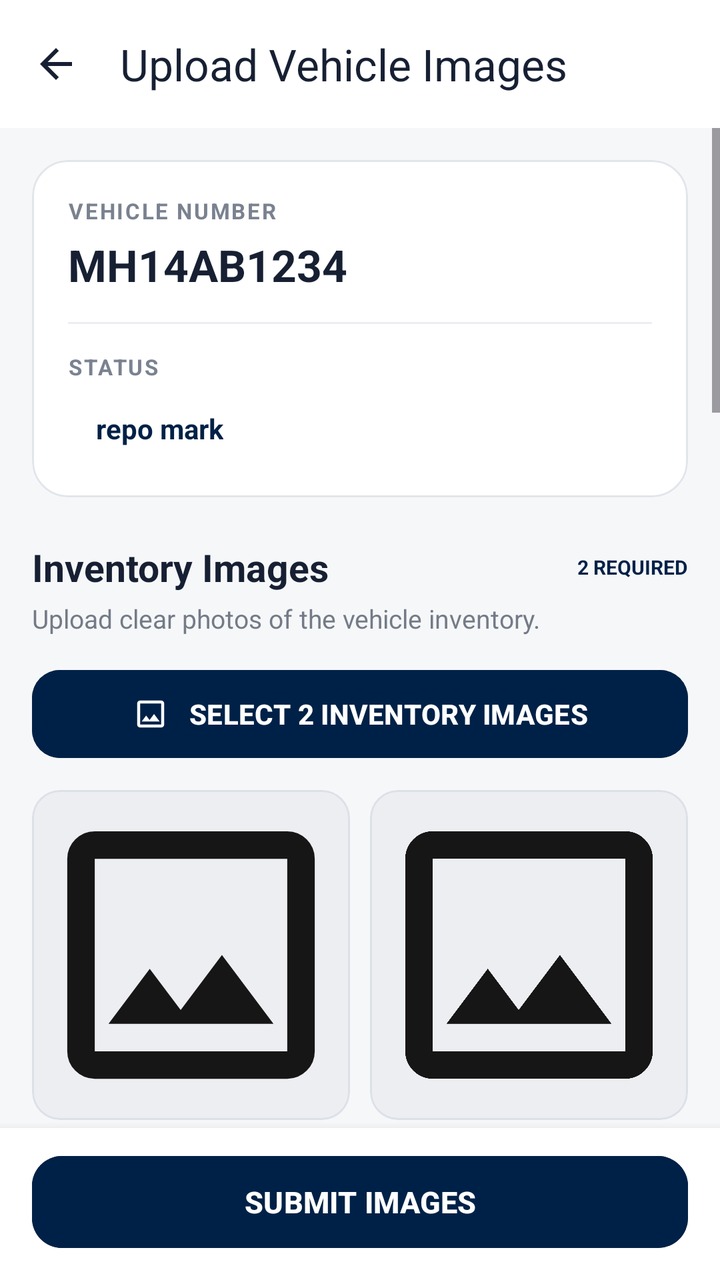
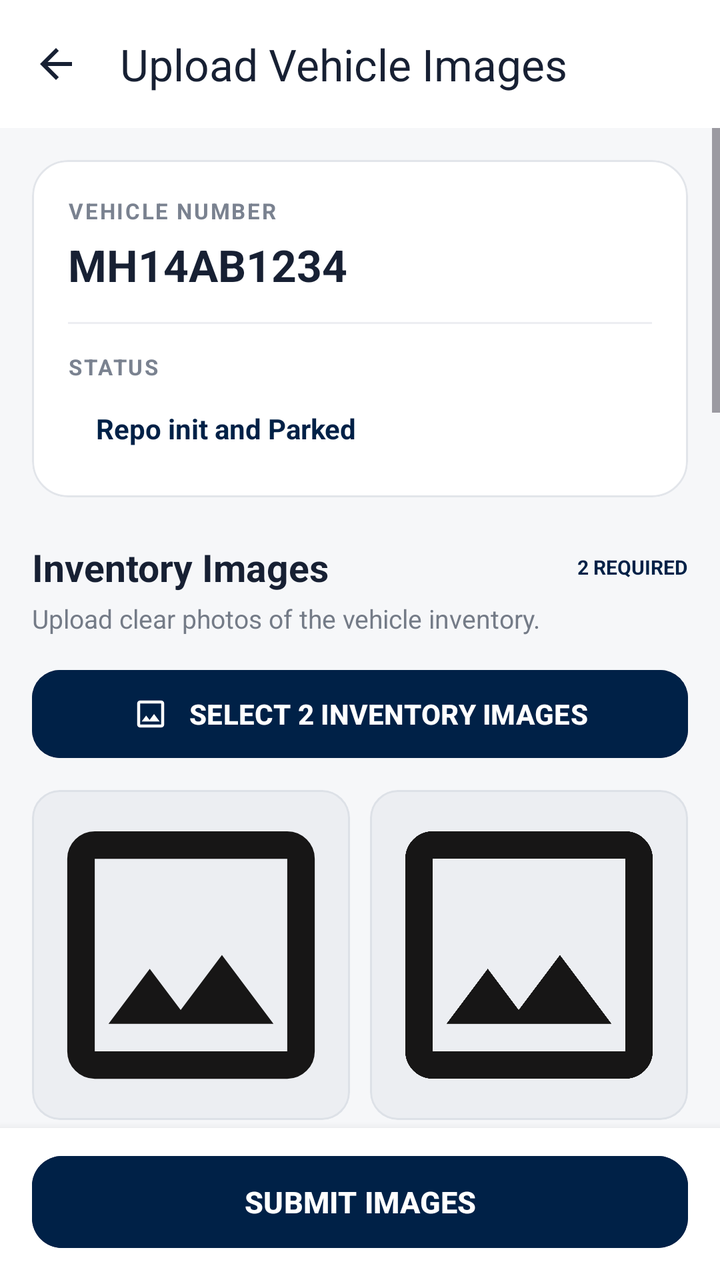

Screens rendered from an Android XML layout before and after an edit, with the pre-edit source and the edit as a unified diff.
<!-- AndroidManifest.xml: application theme Theme.RepoMaster -->
<!-- res/layout/activity_repo_image_upload.xml -->
<?xml version="1.0" encoding="utf-8"?>
<LinearLayout
    xmlns:android="http://schemas.android.com/apk/res/android"
    xmlns:app="http://schemas.android.com/apk/res-auto"

    android:layout_width="match_parent"
    android:layout_height="match_parent"
    android:orientation="vertical"
    android:background="#F6F7F9">


    
    
    

    <com.google.android.material.appbar.MaterialToolbar
        android:id="@+id/toolbar"
        android:layout_width="match_parent"
        android:layout_height="?attr/actionBarSize"

        android:background="@android:color/white"

        app:title="Upload Vehicle Images"
        app:titleTextColor="#172033"

        app:navigationIcon="@drawable/baseline_arrow_back_24"
        app:navigationIconTint="#172033"

        app:elevation="2dp"/>


    
    
    

    <ScrollView
        android:layout_width="match_parent"
        android:layout_height="0dp"
        android:layout_weight="1"
        android:fillViewport="true"
        android:clipToPadding="false">

        <LinearLayout
            android:layout_width="match_parent"
            android:layout_height="wrap_content"
            android:orientation="vertical"
            android:padding="16dp">


            
            
            

            <com.google.android.material.card.MaterialCardView
                android:layout_width="match_parent"
                android:layout_height="wrap_content"

                app:cardCornerRadius="18dp"
                app:cardElevation="0dp"
                app:strokeWidth="1dp"
                app:strokeColor="#E2E5EA"
                app:cardBackgroundColor="@android:color/white">

                <LinearLayout
                    android:layout_width="match_parent"
                    android:layout_height="wrap_content"
                    android:orientation="vertical"
                    android:padding="18dp">


                    

                    <TextView
                        android:layout_width="wrap_content"
                        android:layout_height="wrap_content"

                        android:text="VEHICLE NUMBER"
                        android:textSize="11sp"
                        android:textStyle="bold"
                        android:textColor="#7A8290"
                        android:letterSpacing="0.08"/>


                    <TextView
                        android:id="@+id/txtVehicleNumber"

                        android:layout_width="match_parent"
                        android:layout_height="wrap_content"

                        android:layout_marginTop="5dp"

                        android:text="MH14AB1234"
                        android:textSize="22sp"
                        android:textStyle="bold"
                        android:textColor="#172033"/>


                    

                    <View
                        android:layout_width="match_parent"
                        android:layout_height="1dp"

                        android:layout_marginTop="14dp"
                        android:layout_marginBottom="14dp"

                        android:background="#ECEEF2"/>


                    

                    <TextView
                        android:layout_width="wrap_content"
                        android:layout_height="wrap_content"

                        android:text="STATUS"
                        android:textSize="11sp"
                        android:textStyle="bold"
                        android:textColor="#7A8290"
                        android:letterSpacing="0.08"/>


                    <TextView
                        android:id="@+id/txtSelectedStatus"

                        android:layout_width="wrap_content"
                        android:layout_height="wrap_content"

                        android:layout_marginTop="7dp"

                        android:paddingStart="14dp"
                        android:paddingEnd="14dp"
                        android:paddingTop="7dp"
                        android:paddingBottom="7dp"
                        android:text="repo mark"
                        android:textSize="14sp"
                        android:textStyle="bold"
                        android:textColor="#002147"/>

                </LinearLayout>

            </com.google.android.material.card.MaterialCardView>


            
            
            

            <LinearLayout
                android:layout_width="match_parent"
                android:layout_height="wrap_content"

                android:layout_marginTop="22dp"

                android:orientation="vertical">


                

                <LinearLayout
                    android:layout_width="match_parent"
                    android:layout_height="wrap_content"
                    android:gravity="center_vertical"
                    android:orientation="horizontal">

                    <TextView
                        android:layout_width="0dp"
                        android:layout_height="wrap_content"
                        android:layout_weight="1"

                        android:text="Inventory Images"
                        android:textSize="19sp"
                        android:textStyle="bold"
                        android:textColor="#172033"/>

                    <TextView
                        android:layout_width="wrap_content"
                        android:layout_height="wrap_content"

                        android:text="2 REQUIRED"
                        android:textSize="10sp"
                        android:textStyle="bold"
                        android:textColor="#002147"/>

                </LinearLayout>


                <TextView
                    android:layout_width="match_parent"
                    android:layout_height="wrap_content"

                    android:layout_marginTop="4dp"

                    android:text="Upload clear photos of the vehicle inventory."
                    android:textSize="13sp"
                    android:textColor="#747B87"/>


                

                <com.google.android.material.button.MaterialButton
                    android:id="@+id/btnSelectInventory"

                    android:layout_width="match_parent"
                    android:layout_height="52dp"

                    android:layout_marginTop="13dp"

                    android:text="SELECT 2 INVENTORY IMAGES"
                    android:textSize="14sp"
                    android:textStyle="bold"
                    android:textColor="@android:color/white"

                    android:backgroundTint="#002147"

                    app:cornerRadius="14dp"
                    app:icon="@drawable/outline_image_24"
                    app:iconTint="@android:color/white"
                    app:iconGravity="textStart"
                    app:iconPadding="10dp"/>


                

                <LinearLayout
                    android:layout_width="match_parent"
                    android:layout_height="wrap_content"

                    android:layout_marginTop="12dp"

                    android:orientation="horizontal">


                    <com.google.android.material.card.MaterialCardView
                        android:layout_width="0dp"
                        android:layout_height="165dp"
                        android:layout_weight="1"

                        app:cardCornerRadius="14dp"
                        app:cardElevation="0dp"
                        app:strokeWidth="1dp"
                        app:strokeColor="#DDE1E7">

                        <ImageView
                            android:id="@+id/imgInventory1"

                            android:layout_width="match_parent"
                            android:layout_height="match_parent"

                            android:background="#ECEEF2"

                            android:scaleType="centerCrop"

                            android:src="@drawable/outline_image_24"

                            android:contentDescription="Inventory image 1"/>

                    </com.google.android.material.card.MaterialCardView>


                    <com.google.android.material.card.MaterialCardView
                        android:layout_width="0dp"
                        android:layout_height="165dp"
                        android:layout_weight="1"

                        android:layout_marginStart="10dp"

                        app:cardCornerRadius="14dp"
                        app:cardElevation="0dp"
                        app:strokeWidth="1dp"
                        app:strokeColor="#DDE1E7">

                        <ImageView
                            android:id="@+id/imgInventory2"

                            android:layout_width="match_parent"
                            android:layout_height="match_parent"

                            android:background="#ECEEF2"

                            android:scaleType="centerCrop"

                            android:src="@drawable/outline_image_24"

                            android:contentDescription="Inventory image 2"/>

                    </com.google.android.material.card.MaterialCardView>

                </LinearLayout>

            </LinearLayout>


            
            
            

            <LinearLayout
                android:layout_width="match_parent"
                android:layout_height="wrap_content"

                android:layout_marginTop="28dp"

                android:orientation="vertical">


                

                <LinearLayout
                    android:layout_width="match_parent"
                    android:layout_height="wrap_content"
                    android:gravity="center_vertical"
                    android:orientation="horizontal">

                    <TextView
                        android:layout_width="0dp"
                        android:layout_height="wrap_content"
                        android:layout_weight="1"

                        android:text="Vehicle Images"
                        android:textSize="19sp"
                        android:textStyle="bold"
                        android:textColor="#172033"/>

                    <TextView
                        android:layout_width="wrap_content"
                        android:layout_height="wrap_content"

                        android:text="5 REQUIRED"
                        android:textSize="10sp"
                        android:textStyle="bold"
                        android:textColor="#002147"/>

                </LinearLayout>


                <TextView
                    android:layout_width="match_parent"
                    android:layout_height="wrap_content"

                    android:layout_marginTop="4dp"

                    android:text="Upload clear photos from different angles."
                    android:textSize="13sp"
                    android:textColor="#747B87"/>


                

                <com.google.android.material.button.MaterialButton
                    android:id="@+id/btnSelectVehicle"

                    android:layout_width="match_parent"
                    android:layout_height="52dp"

                    android:layout_marginTop="13dp"

                    android:text="SELECT 5 VEHICLE IMAGES"
                    android:textSize="14sp"
                    android:textStyle="bold"
                    android:textColor="@android:color/white"

                    android:backgroundTint="#002147"

                    app:cornerRadius="14dp"
                    app:icon="@drawable/outline_image_24"
                    app:iconTint="@android:color/white"
                    app:iconGravity="textStart"
                    app:iconPadding="10dp"/>


                
                
                

                <com.google.android.material.card.MaterialCardView
                    android:layout_width="match_parent"
                    android:layout_height="190dp"

                    android:layout_marginTop="14dp"

                    app:cardCornerRadius="16dp"
                    app:cardElevation="0dp"
                    app:strokeWidth="1dp"
                    app:strokeColor="#DDE1E7">

                    <ImageView
                        android:id="@+id/imgVehicle1"

                        android:layout_width="match_parent"
                        android:layout_height="match_parent"

                        android:background="#ECEEF2"

                        android:scaleType="centerCrop"

                        android:src="@drawable/outline_image_24"

                        android:contentDescription="Vehicle image 1"/>

                </com.google.android.material.card.MaterialCardView>


                

                <com.google.android.material.card.MaterialCardView
                    android:layout_width="match_parent"
                    android:layout_height="190dp"

                    android:layout_marginTop="10dp"

                    app:cardCornerRadius="16dp"
                    app:cardElevation="0dp"
                    app:strokeWidth="1dp"
                    app:strokeColor="#DDE1E7">

                    <ImageView
                        android:id="@+id/imgVehicle2"

                        android:layout_width="match_parent"
                        android:layout_height="match_parent"

                        android:background="#ECEEF2"

                        android:scaleType="centerCrop"

                        android:src="@drawable/outline_image_24"

                        android:contentDescription="Vehicle image 2"/>

                </com.google.android.material.card.MaterialCardView>


                

                <com.google.android.material.card.MaterialCardView
                    android:layout_width="match_parent"
                    android:layout_height="190dp"

                    android:layout_marginTop="10dp"

                    app:cardCornerRadius="16dp"
                    app:cardElevation="0dp"
                    app:strokeWidth="1dp"
                    app:strokeColor="#DDE1E7">

                    <ImageView
                        android:id="@+id/imgVehicle3"

                        android:layout_width="match_parent"
                        android:layout_height="match_parent"

                        android:background="#ECEEF2"

                        android:scaleType="centerCrop"

                        android:src="@drawable/outline_image_24"

                        android:contentDescription="Vehicle image 3"/>

                </com.google.android.material.card.MaterialCardView>


                

                <com.google.android.material.card.MaterialCardView
                    android:layout_width="match_parent"
                    android:layout_height="190dp"

                    android:layout_marginTop="10dp"

                    app:cardCornerRadius="16dp"
                    app:cardElevation="0dp"
                    app:strokeWidth="1dp"
                    app:strokeColor="#DDE1E7">

                    <ImageView
                        android:id="@+id/imgVehicle4"

                        android:layout_width="match_parent"
                        android:layout_height="match_parent"

                        android:background="#ECEEF2"

                        android:scaleType="centerCrop"

                        android:src="@drawable/outline_image_24"

                        android:contentDescription="Vehicle image 4"/>

                </com.google.android.material.card.MaterialCardView>


                

                <com.google.android.material.card.MaterialCardView
                    android:layout_width="match_parent"
                    android:layout_height="190dp"

                    android:layout_marginTop="10dp"

                    app:cardCornerRadius="16dp"
                    app:cardElevation="0dp"
                    app:strokeWidth="1dp"
                    app:strokeColor="#DDE1E7">

                    <ImageView
                        android:id="@+id/imgVehicle5"

                        android:layout_width="match_parent"
                        android:layout_height="match_parent"

                        android:background="#ECEEF2"

                        android:scaleType="centerCrop"

                        android:src="@drawable/outline_image_24"

                        android:contentDescription="Vehicle image 5"/>

                </com.google.android.material.card.MaterialCardView>


            </LinearLayout>


            
            
            

            <com.google.android.material.card.MaterialCardView
                android:layout_width="match_parent"
                android:layout_height="wrap_content"

                android:layout_marginTop="22dp"

                app:cardCornerRadius="12dp"
                app:cardElevation="0dp"
                app:cardBackgroundColor="#EEF3F8">

                <LinearLayout
                    android:layout_width="match_parent"
                    android:layout_height="wrap_content"

                    android:gravity="center_vertical"

                    android:orientation="horizontal"
                    android:padding="13dp">

                    <ImageView
                        android:layout_width="24dp"
                        android:layout_height="24dp"

                        android:src="@android:drawable/ic_dialog_info"
                        app:tint="#002147"

                        android:contentDescription="Information"/>

                    <TextView
                        android:layout_width="0dp"
                        android:layout_height="wrap_content"

                        android:layout_weight="1"

                        android:layout_marginStart="10dp"

                        android:text="Images will automatically be compressed to a maximum of 200 KB."
                        android:textSize="12sp"
                        android:textColor="#4D5867"/>

                </LinearLayout>

            </com.google.android.material.card.MaterialCardView>


            
            
            

            <ProgressBar
                android:id="@+id/progressBar"

                android:layout_width="wrap_content"
                android:layout_height="wrap_content"

                android:layout_gravity="center"

                android:layout_marginTop="24dp"

                android:visibility="gone"/>


            

            <View
                android:layout_width="match_parent"
                android:layout_height="20dp"/>

        </LinearLayout>

    </ScrollView>


    
    
    

    <LinearLayout
        android:layout_width="match_parent"
        android:layout_height="wrap_content"

        android:orientation="vertical"

        android:background="@android:color/white"

        android:elevation="8dp"

        android:paddingStart="16dp"
        android:paddingEnd="16dp"
        android:paddingTop="10dp"
        android:paddingBottom="12dp">


        <com.google.android.material.button.MaterialButton
            android:id="@+id/btnSubmit"

            android:layout_width="match_parent"
            android:layout_height="54dp"

            android:text="SUBMIT IMAGES"
            android:textSize="15sp"
            android:textStyle="bold"
            android:textColor="@android:color/white"

            android:backgroundTint="#002147"

            app:cornerRadius="15dp"/>

    </LinearLayout>

</LinearLayout>
<!-- resources referenced by this layout -->
<resources>
  <!-- drawable baseline_arrow_back_24 (drawable) -->
  <vector xmlns:android="http://schemas.android.com/apk/res/android" android:autoMirrored="true" android:height="24dp" android:tint="#FFFFFF" android:viewportHeight="24" android:viewportWidth="24" android:width="24dp">
        
      <path android:fillColor="@android:color/white" android:pathData="M20,11H7.83l5.59,-5.59L12,4l-8,8 8,8 1.41,-1.41L7.83,13H20v-2z"/>
      
  </vector>
  <!-- drawable outline_image_24 (drawable) -->
  <vector xmlns:android="http://schemas.android.com/apk/res/android" android:height="24dp" android:tint="#171616" android:viewportHeight="960" android:viewportWidth="960" android:width="24dp">
        
      <path android:fillColor="@android:color/white" android:pathData="M200,840Q167,840 143.5,816.5Q120,793 120,760L120,200Q120,167 143.5,143.5Q167,120 200,120L760,120Q793,120 816.5,143.5Q840,167 840,200L840,760Q840,793 816.5,816.5Q793,840 760,840L200,840ZM200,760L760,760Q760,760 760,760Q760,760 760,760L760,200Q760,200 760,200Q760,200 760,200L200,200Q200,200 200,200Q200,200 200,200L200,760Q200,760 200,760Q200,760 200,760ZM240,680L720,680L570,480L450,640L360,520L240,680ZM200,760Q200,760 200,760Q200,760 200,760L200,200Q200,200 200,200Q200,200 200,200L200,200Q200,200 200,200Q200,200 200,200L200,760Q200,760 200,760Q200,760 200,760Z"/>
      
  </vector>
  <style name="Theme.RepoMaster" parent="Base.Theme.RepoMaster" />
  <style name="Base.Theme.RepoMaster" parent="Theme.Material3.Light.NoActionBar">
      </style>
</resources>

<!-- the commit's change to res/layout/activity_repo_image_upload.xml (unified diff, before → after) -->
@@ -132,7 +132,7 @@
                         android:paddingEnd="14dp"
                         android:paddingTop="7dp"
                         android:paddingBottom="7dp"
-                        android:text="repo mark"
+                        android:text="Repo init and Parked"
                         android:textSize="14sp"
                         android:textStyle="bold"
                         android:textColor="#002147"/>
